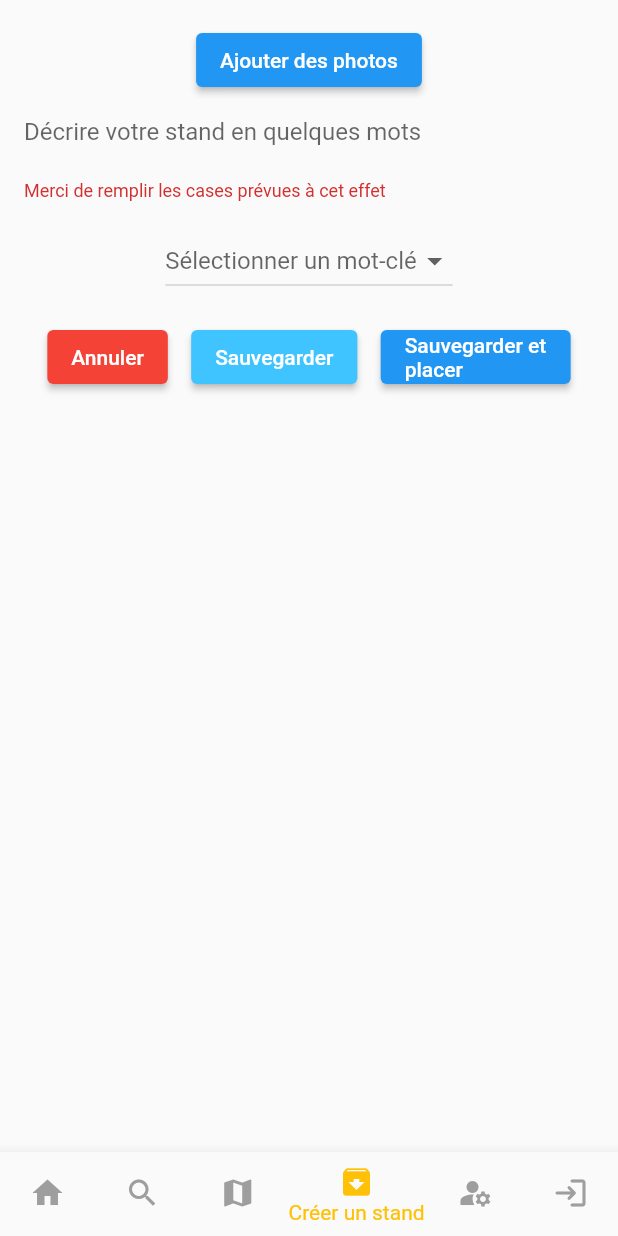
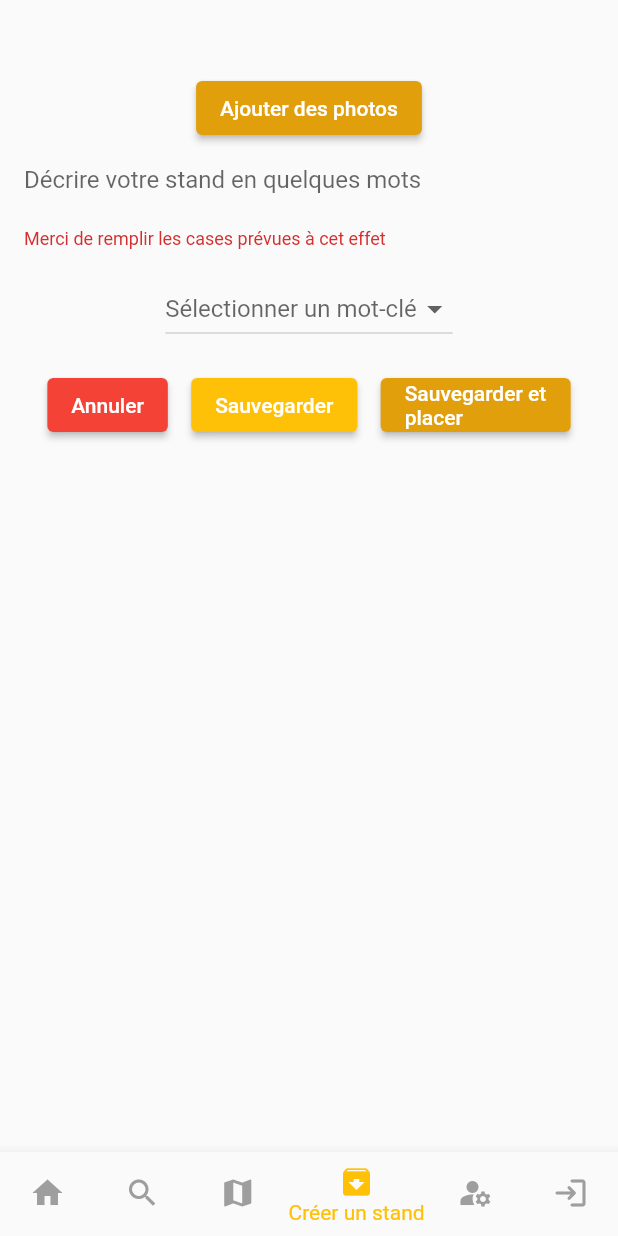
Before and after one commit to bastientardits/braderie_ppe, a Flutter app: the NavBar screen opened directly, item 4 of the bottom bar chosen, after a tap on "Sauvegarder et placer", on a phone screen of 412 x 824 dp. Run offline on Flutter 3.47's test engine with Material 2 defaults, Android fonts, the phone set to English and light mode, and no system bars; our stand-ins replace cloud_firestore, equatable, firebase_auth, firebase_core, flutter_map, image_picker and 2 more; missing offline and left inert: firebase_auth_web, firebase_core_web, flutter_map_marker_cluster, open_street_map_search_and_pick; accounts and stored records are empty; network calls fail.

```diff
--- a/lib/BDD.dart
+++ b/lib/BDD.dart
@@ -49,7 +49,7 @@ class _BDDState extends State<BDD> {
         builder: (context) => Icon(
           Icons.location_pin,
           size: 60,
-          color: me[index]==true?Colors.lightGreen:Colors.blueAccent,
+          color: me[index]==true?Color(0xFF885F06):Color(0xFFE19F0C),
         ),
       )))
           .values
--- a/lib/accueil.dart
+++ b/lib/accueil.dart
@@ -4,12 +4,36 @@ class accueil extends StatefulWidget {
   const accueil({Key? key}) : super(key: key);
 
   @override
-  State<accueil> createState() => _accueilState();
+  _accueilState createState() => _accueilState();
 }
 
 class _accueilState extends State<accueil> {
   @override
   Widget build(BuildContext context) {
-    return const Placeholder(child: Text('accueil'),);
+    return Scaffold(
+      body: Container(
+
+        child: Column(
+          mainAxisAlignment: MainAxisAlignment.center,
+          crossAxisAlignment: CrossAxisAlignment.center,
+          children: [
+            Padding(
+              padding: EdgeInsets.symmetric(horizontal: 20),
+              child: Text(
+                'Bienvenue sur notre application de brocante',
+                textAlign: TextAlign.center,
+                style: TextStyle(
+                  fontSize: 24,
+                  fontWeight: FontWeight.bold,
+                  color: Colors.amber,
+                ),
+              ),
+            ),
+            SizedBox(height: 20),
+
+          ],
+        ),
+      ),
+    );
   }
 }
--- a/lib/new_stand.dart
+++ b/lib/new_stand.dart
@@ -70,6 +70,7 @@ class _formulaireStandState extends State<formulaireStand> {
                     );
                   }).toList(),
                 ),
+              SizedBox(height: 32.0),
               ElevatedButton(
                 onPressed: () {
                   showModalBottomSheet(
@@ -101,6 +102,9 @@ class _formulaireStandState extends State<formulaireStand> {
                     },
                   );
                 },
+                style: ButtonStyle(
+                  backgroundColor: MaterialStateProperty.all(Color(0xFFE19F0C)),
+                ),//
                 child: Text('Ajouter des photos'),
               ),
               TextFormField(
@@ -159,7 +163,7 @@ class _formulaireStandState extends State<formulaireStand> {
                         }
                       },
                       style: ButtonStyle(
-                        backgroundColor: MaterialStateProperty.all(Colors.lightBlueAccent),
+                        backgroundColor: MaterialStateProperty.all(Colors.amber),
                       ),
                       child: Text('Sauvegarder'),
                     ),
@@ -176,6 +180,10 @@ class _formulaireStandState extends State<formulaireStand> {
                           );
                         }
                       },
+                      style: ButtonStyle(
+                        backgroundColor: MaterialStateProperty.all(Color(0xFFE19F0C)),
+                      ),//
+
                       child: Text('Sauvegarder et placer'),
                     ),
                   ),
--- a/lib/profil.dart
+++ b/lib/profil.dart
@@ -31,6 +31,7 @@ class _ProfilState extends State<Profil> {
     return Scaffold(
         appBar: AppBar(
         title: Text('Profil'),
+          backgroundColor:  Color(0xFFE19F0C),
     ),
     body : Center(
     child: Column(
--- a/pubspec.yaml
+++ b/pubspec.yaml
@@ -71,7 +71,8 @@ flutter:
   uses-material-design: true
 
   # To add assets to your application, add an assets section, like this:
-  # assets:
+  assets:
+    - assets/images/
   #   - images/a_dot_burr.jpeg
   #   - images/a_dot_ham.jpeg
 
```
Also changed, not shown: lib/login_view.dart (+8 -0 lines), lib/tuto_accueil.dart (+17 -5 lines), assets/flutter.png (deleted), assets/images/fullscreen.jpg (renamed from assets/fullscreen.jpg), assets/images/img1.jpg (added), assets/images/img2.jpg (added), assets/images/img3.jpg (added), assets/img1.jpg (deleted), assets/img2.jpg (deleted), assets/img3.jpg (deleted).
